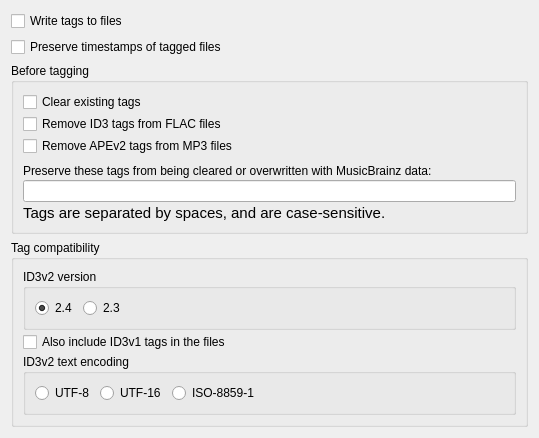
Above: ui/options_tags.ui from metabrainz/picard before the change. Below: the same form after it.
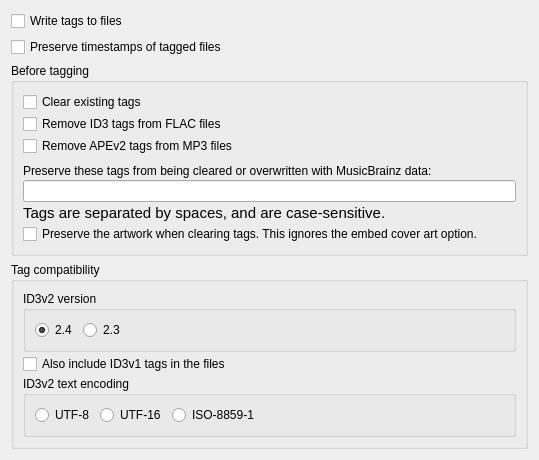
That is the form after the change.

Commit message: Add UI option for preserving cover images, replacing the tag string hack.

What changed in the file:
```diff
--- a/ui/options_tags.ui
+++ b/ui/options_tags.ui
@@ -93,6 +93,13 @@
         </property>
        </widget>
       </item>
+      <item>
+       <widget class="QCheckBox" name="preserve_artwork">
+        <property name="text">
+         <string>Preserve the artwork when clearing tags. This ignores the embed cover art option.</string>
+        </property>
+       </widget>
+      </item>
      </layout>
     </widget>
    </item>
```
The commit also changes 6 other files.
